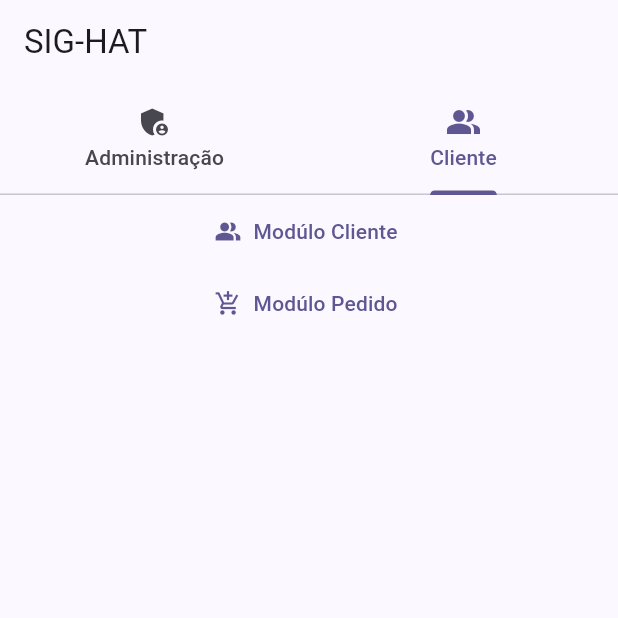
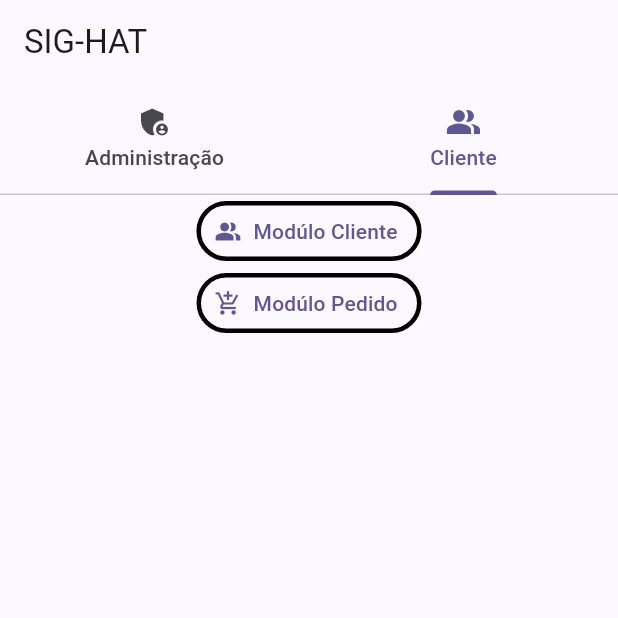
Before and after one commit to DayXL/Atividades-de-POO-1, a Flutter app: the screen it shows after launch, on a phone screen of 412 x 824 dp, the top half of it. Run offline on Flutter 3.47's test engine with Material 2 defaults, Android fonts, the phone set to English and light mode, and no system bars.

Commit message:
colocado bordas

```diff
--- a/atv/lib/main.dart
+++ b/atv/lib/main.dart
@@ -68,9 +68,18 @@ class SigHat extends StatelessWidget {
 
         body: TabBarView(
           children: <Widget>[
-            ListView(
+            Column(
               children: <Widget> [
                 TextButton.icon(
+                  style: ButtonStyle(
+                    shape: MaterialStateProperty.all(
+                      RoundedRectangleBorder(
+                        borderRadius: BorderRadius.circular(30.0),
+                        side: BorderSide(width: 3, color: Colors.black),
+                      ),
+                    ),
+                  ),
+
                   label: const Text('Modúlo Boné'),
                   icon: const Icon(Icons.whatshot),
                   onPressed: () {
@@ -78,6 +87,15 @@ class SigHat extends StatelessWidget {
                 ),
 
                 TextButton.icon(
+                  style: ButtonStyle(
+                    shape: MaterialStateProperty.all(
+                      RoundedRectangleBorder(
+                        borderRadius: BorderRadius.circular(30.0),
+                        side: BorderSide(width: 3, color: Colors.black),
+                      ),
+                    ),
+                  ),
+
                   label: const Text('Modúlo Fornecedor'),
                   icon: const Icon(Icons.airport_shuttle),
                   onPressed: () {
@@ -85,6 +103,15 @@ class SigHat extends StatelessWidget {
                 ),
 
                 TextButton.icon(
+                  style: ButtonStyle(
+                    shape: MaterialStateProperty.all(
+                      RoundedRectangleBorder(
+                        borderRadius: BorderRadius.circular(30.0),
+                        side: BorderSide(width: 3, color: Colors.black),
+                      ),
+                    ),
+                  ),
+
                   label: const Text('Modúlo Estoque'),
                   icon: const Icon(Icons.all_inclusive),
                   onPressed: () {
@@ -92,6 +119,15 @@ class SigHat extends StatelessWidget {
                 ),
 
                 TextButton.icon(
+                  style: ButtonStyle(
+                    shape: MaterialStateProperty.all(
+                      RoundedRectangleBorder(
+                        borderRadius: BorderRadius.circular(30.0),
+                        side: BorderSide(width: 3, color: Colors.black),
+                      ),
+                    ),
+                  ),
+
                   label: const Text('Relatórios'),
                   icon: const Icon(Icons.add_chart),
                   onPressed: () {
@@ -101,9 +137,18 @@ class SigHat extends StatelessWidget {
               ],
             ),
 
-            ListView(
+            Column(
               children: <Widget> [
                 TextButton.icon(
+                  style: ButtonStyle(
+                    shape: MaterialStateProperty.all(
+                      RoundedRectangleBorder(
+                        borderRadius: BorderRadius.circular(30.0),
+                        side: BorderSide(width: 3, color: Colors.black),
+                      ),
+                    ),
+                  ),
+
                   label: const Text('Modúlo Cliente'),
                   icon: const Icon(Icons.people_alt),
                   onPressed: () {
@@ -111,6 +156,15 @@ class SigHat extends StatelessWidget {
                 ),
 
                 TextButton.icon(
+                  style: ButtonStyle(
+                    shape: MaterialStateProperty.all(
+                      RoundedRectangleBorder(
+                        borderRadius: BorderRadius.circular(30.0),
+                        side: BorderSide(width: 3, color: Colors.black),
+                      ),
+                    ),
+                  ),
+
                   label: const Text('Modúlo Pedido'),
                   icon: const Icon(Icons.add_shopping_cart ),
                   onPressed: () {
```
